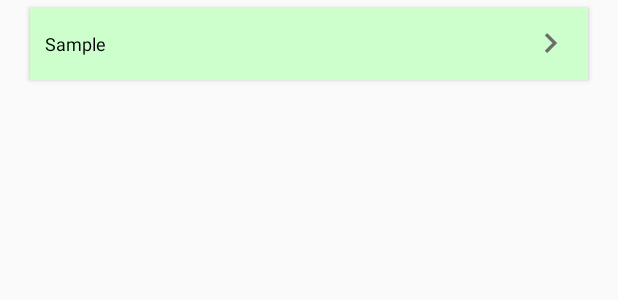
After one commit to Khyatirshah/CradleCuddles, an Android app: the layout item_age_diet.xml on its own in the app's theme, with its tools: preview values and no code run, on a phone screen of 412 x 824 dp. The commit adds this screen. Shown: the top 300 px of the screen. Run offline under Robolectric (Android 15) with nearby library versions, the phone set to English and light mode, and no system bars.

Commit message:
- Added child diet list screen.

```diff
--- /dev/null
+++ b/app/src/main/res/layout/item_age_diet.xml
@@ -0,0 +1,41 @@
+<?xml version="1.0" encoding="utf-8"?>
+<LinearLayout xmlns:android="http://schemas.android.com/apk/res/android"
+    android:layout_width="match_parent"
+    android:layout_height="wrap_content"
+    android:orientation="vertical">
+
+    <android.support.v7.widget.CardView
+        android:layout_width="match_parent"
+        android:layout_height="wrap_content"
+        android:layout_marginLeft="@dimen/card_margin"
+        android:layout_marginTop="5dp"
+        android:layout_marginRight="@dimen/card_margin"
+        android:layout_marginBottom="5dp">
+
+        <RelativeLayout
+            android:layout_width="match_parent"
+            android:layout_height="wrap_content"
+            android:background="@color/colorCardGreen"
+            android:orientation="vertical">
+
+            <TextView
+                android:id="@+id/txtAge"
+                style="@style/valTextview12Sp"
+                android:layout_width="match_parent"
+                android:layout_height="@dimen/edit_text_height"
+                android:layout_marginLeft="@dimen/margin_10dp"
+                android:layout_marginRight="40dp"
+                android:gravity="center_vertical"
+                android:text="Sample" />
+
+            <ImageView
+                android:layout_width="30dp"
+                android:layout_height="30dp"
+                android:layout_alignParentRight="true"
+                android:layout_marginLeft="10dp"
+                android:layout_centerVertical="true"
+                android:layout_marginRight="10dp"
+                android:src="@mipmap/ic_arrow" />
+        </RelativeLayout>
+    </android.support.v7.widget.CardView>
+</LinearLayout>
--- a/app/src/main/res/values/styles.xml
+++ b/app/src/main/res/values/styles.xml
@@ -31,4 +31,10 @@
         <item name="android:colorForeground">@color/colorBackgroundGray
         </item>
     </style>
+
+    <!-- Textview styles-->
+    <style name="valTextview12Sp">
+        <item name="android:textColor">@color/colorBlack</item>
+        <item name="android:textSize">12sp</item>
+    </style>
 </resources>
```
Also changed, not shown: app/src/main/res/layout/fragment_child_diet.xml (added, +23 -0 lines), app/src/main/res/values/strings.xml (+12 -1 lines), app/src/main/res/mipmap-hdpi/ic_arrow.png (added), app/src/main/res/mipmap-mdpi/ic_arrow.png (added), app/src/main/res/mipmap-xhdpi/ic_arrow.png (added), app/src/main/res/mipmap-xxhdpi/ic_arrow.png (added), app/src/main/res/mipmap-xxxhdpi/ic_arrow.png (added), 1 other file.
